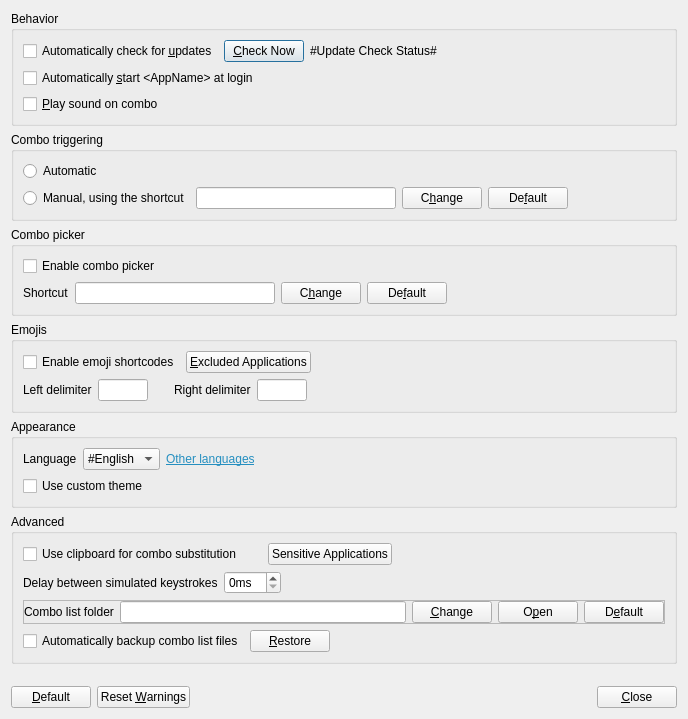
First picture: the form in Beeftext/PreferencesDialog.ui, repository xmichelo/Beeftext, before the edit.
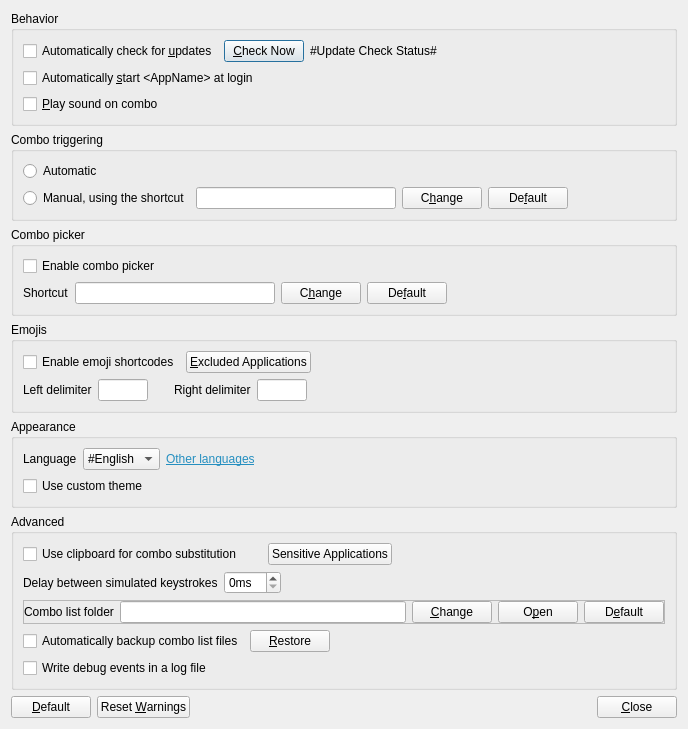
Second picture: the form after the edit.

Patch:
```diff
--- a/Beeftext/PreferencesDialog.ui
+++ b/Beeftext/PreferencesDialog.ui
@@ -7,7 +7,7 @@
     <x>0</x>
     <y>0</y>
     <width>688</width>
-    <height>677</height>
+    <height>684</height>
    </rect>
   </property>
   <property name="windowTitle">
@@ -601,6 +601,13 @@
         </item>
        </layout>
       </item>
+      <item>
+       <widget class="QCheckBox" name="checkWriteDebugLogFile">
+        <property name="text">
+         <string>Write debug events in a log file</string>
+        </property>
+       </widget>
+      </item>
      </layout>
     </widget>
    </item>
@@ -610,12 +617,12 @@
       <enum>Qt::Vertical</enum>
      </property>
      <property name="sizeType">
-      <enum>QSizePolicy::MinimumExpanding</enum>
+      <enum>QSizePolicy::Expanding</enum>
      </property>
      <property name="sizeHint" stdset="0">
       <size>
        <width>20</width>
-       <height>16</height>
+       <height>0</height>
       </size>
      </property>
     </spacer>
```
Left out of the diff: 31 changed lines with no effect on the pictures.
